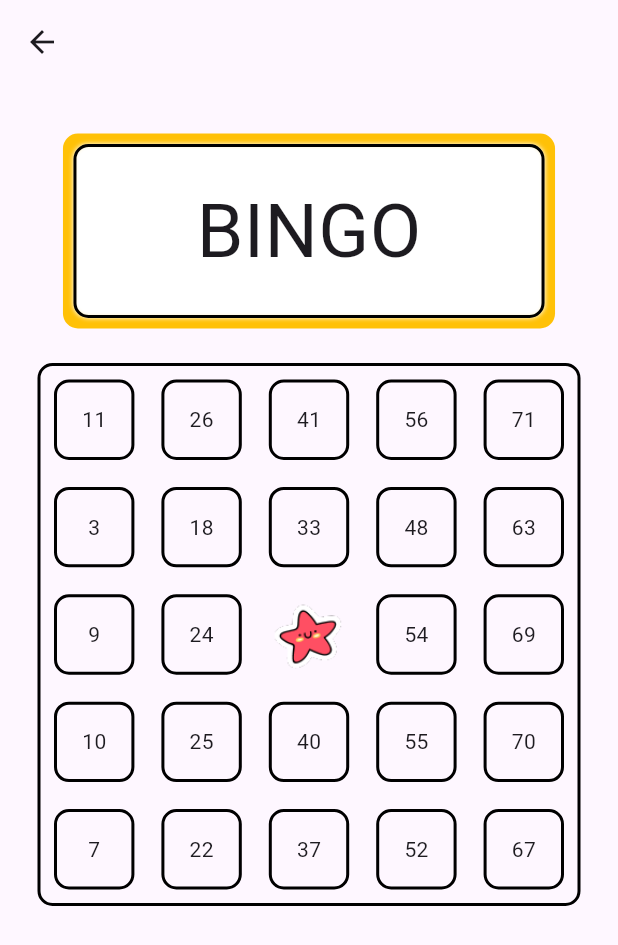
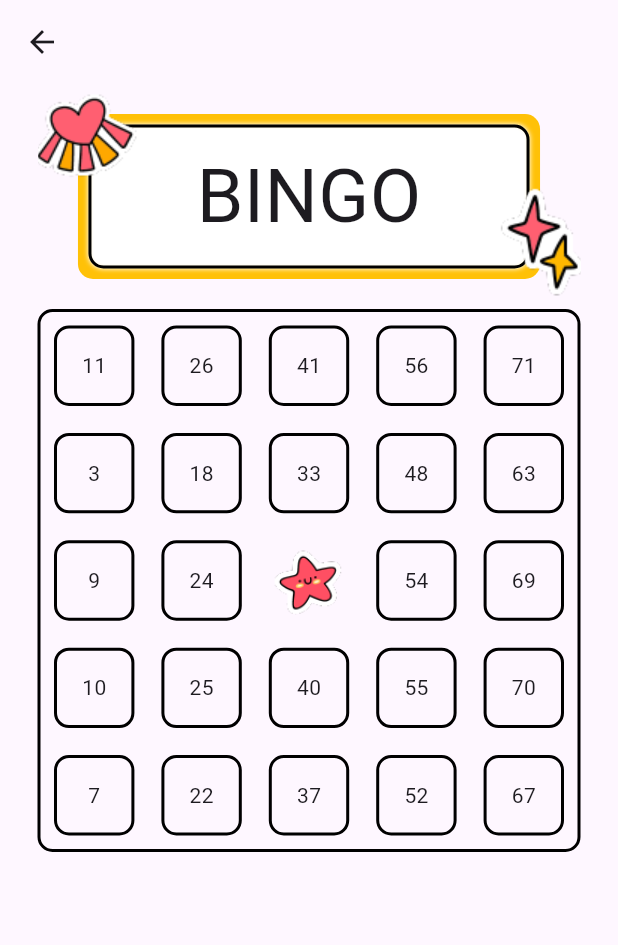
Before and after one commit to pjtoral/bingo_yellow, a Flutter app: the BingoView screen opened by its route, on a phone screen of 412 x 824 dp. Shown: the top 945 px of the screen. Run offline on Flutter 3.47's test engine with Material 3 defaults, Android fonts, the phone set to English and light mode, and no system bars; our stand-ins replace stacked, stacked_services, stacked_shared.

Commit message:
added icons

```diff
--- a/lib/ui/views/bingo/bingo_view.dart
+++ b/lib/ui/views/bingo/bingo_view.dart
@@ -1,4 +1,5 @@
 import 'package:flutter/material.dart';
+import 'package:flutter/widgets.dart';
 
 import 'package:stacked/stacked.dart';
 import 'bingo_viewmodel.dart';
@@ -26,17 +27,23 @@ class BingoView extends StackedView<BingoViewModel> {
         child: Center(
           child: Column(
             children: <Widget>[
-              const SizedBox(
-                height: 40,
+              Stack(
+                children: [
+                  Row(mainAxisAlignment: MainAxisAlignment.center, children: [
+                    SizedBox(
+                      height: 150,
                     ),
+                    Column(
+                      mainAxisAlignment: MainAxisAlignment.start,
+                      children: [
                         Container(
                           decoration: BoxDecoration(
                             border: Border.all(color: Colors.black, width: 2),
                             borderRadius: BorderRadius.circular(10.0),
                             boxShadow: const [
                               BoxShadow(
-                      color:
-                          Colors.amber, // Amber glow color// Spread of the glow
+                                color: Colors
+                                    .amber, // Amber glow color// Spread of the glow
                                 spreadRadius: 7.0, // How much the glow extends
                               ),
                               BoxShadow(
@@ -47,14 +54,34 @@ class BingoView extends StackedView<BingoViewModel> {
                             ],
                           ),
                           child: const Padding(
-                    padding: EdgeInsets.fromLTRB(80, 20, 80, 20),
+                              padding: EdgeInsets.fromLTRB(70, 10, 70, 10),
                               child: Text(
                                 'BINGO',
                                 style: TextStyle(fontSize: 50),
                               )),
                         ),
-              const SizedBox(
-                height: 30,
+                      ],
+                    )
+                  ]),
+                  Positioned(
+                    left: -20, // Positioned on the left
+                    top: -15, // Positioned on the top
+                    child: Image.asset(
+                      'assets/1.png', // Path to your image in the assets folder
+                      width: 100, // Set width of the image
+                      height: 100, // Set height of the image
+                    ),
+                  ),
+                  Positioned(
+                    bottom: -5, // Positioned on the left
+                    right: -25, // Positioned on the top
+                    child: Image.asset(
+                      'assets/2.png', // Path to your image in the assets folder
+                      width: 100, // Set width of the image
+                      height: 100, // Set height of the image
+                    ),
+                  ),
+                ],
               ),
               const TableView(),
             ],
```
Lines whose indentation alone changed are shown as unchanged.
